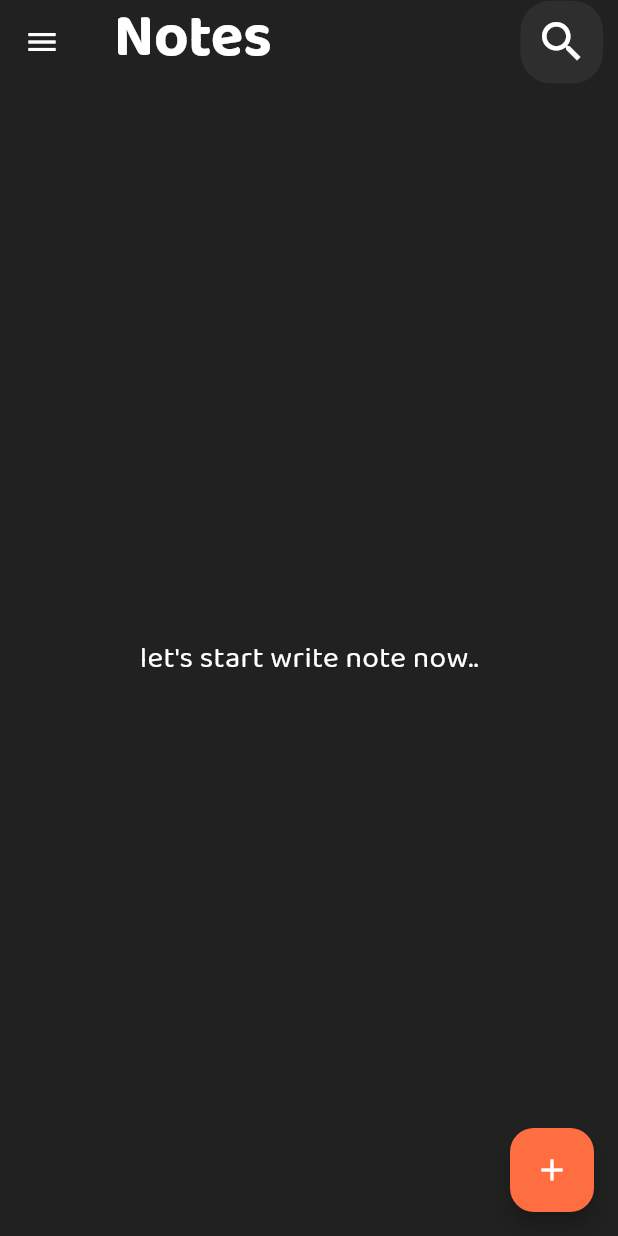
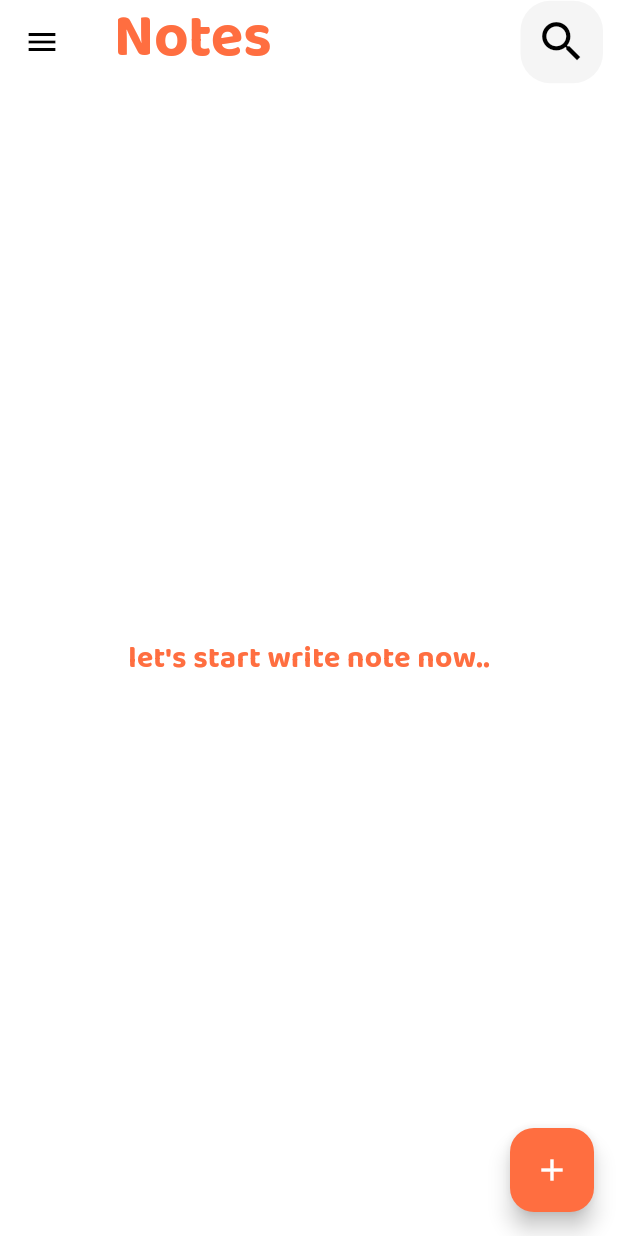
Before and after one commit to Zakarya-Jawish/dawwen, a Flutter app: the screen it shows after launch, on a phone screen of 412 x 824 dp. Run offline on Flutter 3.47's test engine with Material 3 defaults, Android fonts, the phone set to English and light mode, and no system bars; our stand-ins replace bloc, flutter_bloc, hive, hive_flutter, lottie; accounts and stored records are empty.

Commit message:
some changes on theme

```diff
--- a/lib/cubits/notes_cubit/notes_cubit.dart
+++ b/lib/cubits/notes_cubit/notes_cubit.dart
@@ -17,4 +17,10 @@ class NotesCubit extends Cubit<NotesState> {
     notes = noteBox.values.toList();
     emit(NotesSuccessState());
   }
+
+  bool isDark = false;
+  toggleModeTheme() {
+    isDark = !isDark;
+    emit(ToggleThemeMode());
+  }
 }
--- a/lib/cubits/notes_cubit/notes_state.dart
+++ b/lib/cubits/notes_cubit/notes_state.dart
@@ -6,3 +6,5 @@ sealed class NotesState {}
 final class NotesInitialState extends NotesState {}
 
 final class NotesSuccessState extends NotesState {}
+
+final class ToggleThemeMode extends NotesState {}
--- a/lib/main.dart
+++ b/lib/main.dart
@@ -28,7 +28,9 @@ class DawwenApp extends StatelessWidget {
   Widget build(BuildContext context) {
     return BlocProvider(
       create: (context) => NotesCubit()..getAllNotes(),
-      child: MaterialApp(
+      child: BlocBuilder<NotesCubit, NotesState>(
+        builder: (context, state) {
+          return MaterialApp(
             debugShowCheckedModeBanner: false,
             routes: {
               SplashView.id: (contxt) => const SplashView(),
@@ -36,9 +38,13 @@ class DawwenApp extends StatelessWidget {
               EditNoteView.id: (contxt) => const EditNoteView(),
               NoteView.id: (contxt) => const NoteView(),
             },
-        theme: darkMode,
+            theme: BlocProvider.of<NotesCubit>(context).isDark
+                ? darkMode
+                : lightMode,
             initialRoute: SplashView.id,
             // home: const Splash(),
+          );
+        },
       ),
     );
   }
--- a/lib/widgets/add_note_form.dart
+++ b/lib/widgets/add_note_form.dart
@@ -28,6 +28,7 @@ class _AddNoteFormState extends State<AddNoteForm> {
     return Form(
       key: formKey,
       autovalidateMode: autovalidateMode,
+      child: SingleChildScrollView(
         child: Column(
           mainAxisSize: MainAxisSize.min,
           children: [
@@ -72,6 +73,7 @@ class _AddNoteFormState extends State<AddNoteForm> {
             const SizedBox(height: 40),
           ],
         ),
+      ),
     );
   }
 
--- a/lib/widgets/custom_appbar.dart
+++ b/lib/widgets/custom_appbar.dart
@@ -1,3 +1,4 @@
+import 'package:dawwen_app/helper/constants.dart';
 import 'package:flutter/material.dart';
 import 'package:dawwen_app/extensions/context_ex.dart';
 
@@ -14,7 +15,7 @@ class CustomAppBar extends StatelessWidget implements PreferredSizeWidget {
     return AppBar(
       title: Text(
         title!,
-        style: context.textTheme.displayLarge,
+        style: context.textTheme.displayLarge!.copyWith(color: kPrimaryColor),
       ),
       actions: [
         CustomIconButton(iconData: iconData, onPressed: onPressed),
--- a/lib/widgets/custom_button.dart
+++ b/lib/widgets/custom_button.dart
@@ -24,7 +24,8 @@ class CustomButton extends StatelessWidget {
           onPressed: function,
           child: Text(
             text,
-            style: context.textTheme.bodyMedium,
+            style: context.textTheme.bodyMedium!
+                .copyWith(color: Colors.white, fontWeight: FontWeight.bold),
           )),
     );
   }
--- a/lib/widgets/drawer.dart
+++ b/lib/widgets/drawer.dart
@@ -1,6 +1,9 @@
 import 'package:dawwen_app/extensions/context_ex.dart';
 import 'package:dawwen_app/helper/constants.dart';
 import 'package:flutter/material.dart';
+import 'package:flutter_bloc/flutter_bloc.dart';
+
+import '../cubits/notes_cubit/notes_cubit.dart';
 
 class CustomDrawer extends StatelessWidget {
   const CustomDrawer({super.key});
@@ -31,6 +34,7 @@ class CustomDrawer extends StatelessWidget {
               value: isDarkMode,
               onChanged: (bool value) {
                 isDarkMode = value;
+                BlocProvider.of<NotesCubit>(context).toggleModeTheme();
               },
             ),
           ),
--- a/lib/widgets/list_builder_note.dart
+++ b/lib/widgets/list_builder_note.dart
@@ -1,4 +1,5 @@
 import 'package:dawwen_app/cubits/notes_cubit/notes_cubit.dart';
+import 'package:dawwen_app/extensions/context_ex.dart';
 import 'package:dawwen_app/widgets/note_card.dart';
 import 'package:flutter/material.dart';
 import 'package:flutter_bloc/flutter_bloc.dart';
@@ -16,13 +17,17 @@ class NoteListBuilder extends StatelessWidget {
             BlocProvider.of<NotesCubit>(context).notes ?? [];
         return (notes.isNotEmpty)
             ? ListView.builder(
+                physics: const BouncingScrollPhysics(),
                 itemBuilder: (context, index) => NoteCard(
                   note: notes[index],
                 ),
                 itemCount: notes.length,
               )
-            : const Center(
-                child: Text('let\'s start write note now..'),
+            : Center(
+                child: Text('let\'s start write note now..',
+                    style: context.textTheme.bodyMedium!.copyWith(
+                        color: Colors.deepOrangeAccent,
+                        fontWeight: FontWeight.bold)),
               );
       },
     );
--- a/lib/widgets/note_card.dart
+++ b/lib/widgets/note_card.dart
@@ -18,7 +18,7 @@ class NoteCard extends StatelessWidget {
         Navigator.pushNamed(context, NoteView.id, arguments: note);
       },
       child: Container(
-        height: context.height * 0.23,
+        height: context.height * 0.25,
         width: double.infinity,
         padding: const EdgeInsets.all(8),
         margin: const EdgeInsets.only(bottom: 15),
--- a/lib/widgets/show_snack_bar.dart
+++ b/lib/widgets/show_snack_bar.dart
@@ -9,7 +9,8 @@ void showSnak(
         children: [
           Text(
             message,
-            style: const TextStyle(color: Colors.white),
+            style: const TextStyle(
+                color: Colors.white, fontWeight: FontWeight.bold),
           ),
           const Spacer(),
           Icon(
```
Also changed, not shown: lib/views/splash_view.dart (+5 -2 lines). Lines whose indentation alone changed are shown as unchanged.
